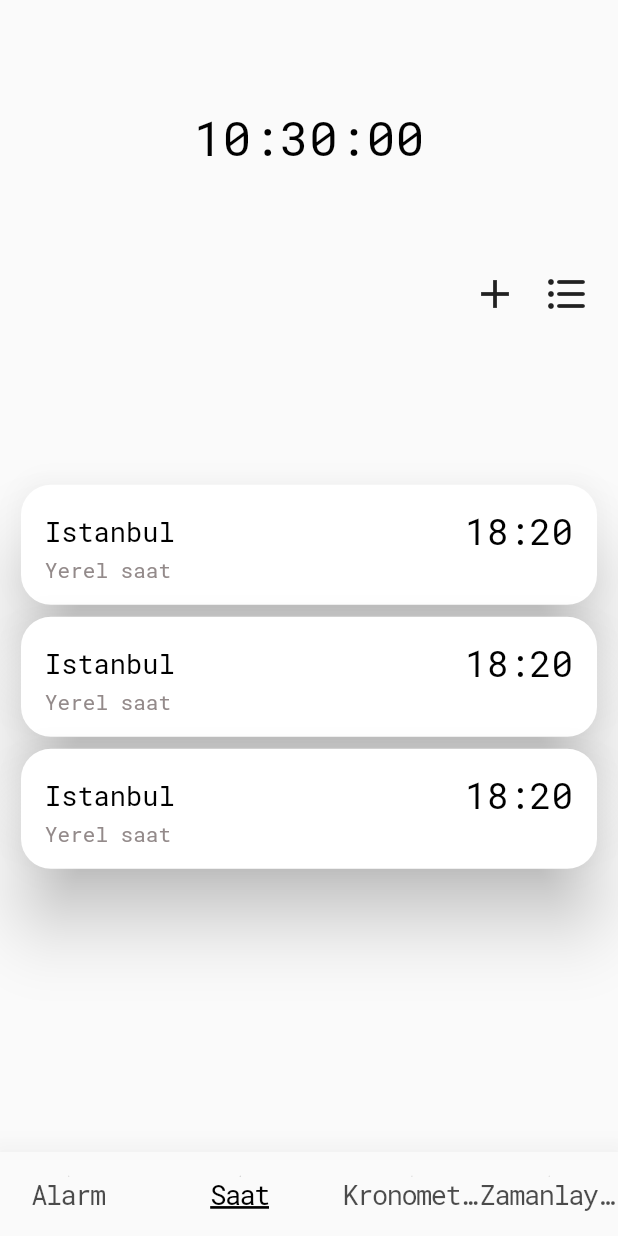
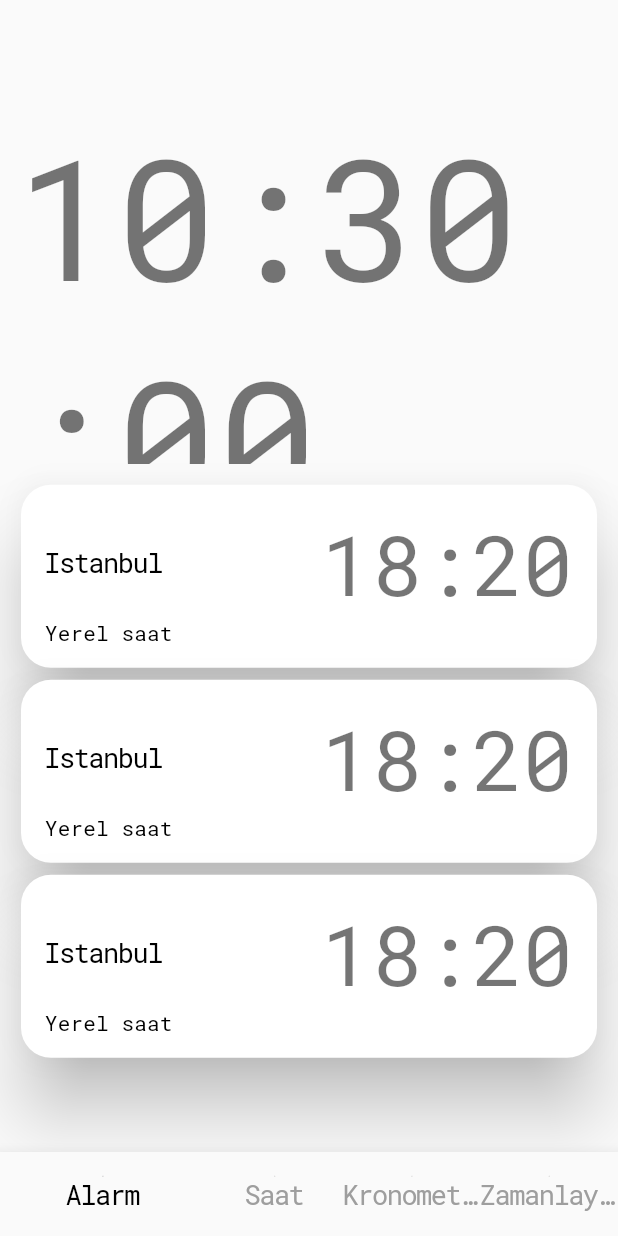
Before and after one commit to MertSaygili/Clock-Project, a Flutter app: the screen it shows after launch, swiped to page 2, on a phone screen of 412 x 824 dp. Run offline on Flutter 3.47's test engine with Material 2 defaults, Android fonts, the light colour scheme and no system bars.

Commit message:
trying new

```diff
--- a/lib/constants/constants.dart
+++ b/lib/constants/constants.dart
@@ -6,6 +6,12 @@ class IconItems {
   final Icon addIcon = Icon(Icons.add, size: FontSizes().sizeMaxXX);
   final Icon settingsIcon =
       Icon(Icons.format_list_bulleted_rounded, size: FontSizes().sizeMaxXX);
+}
+
+class AllColors {
+  final Color colorTransparent = Colors.transparent;
+  final Color colorBlack = Colors.black;
+  final Color colorGrey = Colors.grey;
 }
 
 class FontSizes {
--- a/lib/main.dart
+++ b/lib/main.dart
@@ -1,5 +1,5 @@
 import 'package:clock_project/styles/theme/custom_theme.dart';
-import 'package:clock_project/ui/view/home_page.dart';
+import 'package:clock_project/ui/view/home1_page.dart';
 import 'package:flutter/material.dart';
 
 // timezone->https://pub.dev/packages/timezone
@@ -17,8 +17,8 @@ class MyApp extends StatelessWidget {
   Widget build(BuildContext context) {
     return MaterialApp(
       title: 'Clock App',
-      theme: customTheme(),
-      home: const HomePageView(),
+      theme: CustomTheme().theme,
+      home: const Home1PageView(),
     );
   }
 }
--- a/lib/styles/theme/custom_theme.dart
+++ b/lib/styles/theme/custom_theme.dart
@@ -1,78 +1,28 @@
+import 'package:clock_project/constants/constants.dart';
 import 'package:flutter/material.dart';
 
-import '../../constants/constants.dart';
+class CustomTheme {
+  late final ThemeData theme;
+  late final FontSizes _fontSizes;
+  late final AllColors _colors;
 
-ThemeData customTheme() {
-  final ThemeData theme = ThemeData.light();
-  final FontSizes fontSizes = FontSizes();
+  CustomTheme() {
+    _fontSizes = FontSizes();
+    _colors = AllColors();
+    theme = ThemeData(
+      fontFamily: 'RobotoMono',
+      textTheme: _textStyles(),
+    );
+  }
 
-  return theme.copyWith(
-    textTheme: _textTheme(theme.textTheme, fontSizes),
-    colorScheme: _colorScheme,
-  );
+  TextTheme _textStyles() {
+    return TextTheme(
+      headline3: TextStyle(
+        fontSize: _fontSizes.sizeNormal,
+        fontWeight: FontWeight.w400,
+        letterSpacing: -1,
+        color: _colors.colorBlack,
+      ),
+    );
+  }
 }
-
-TextTheme _textTheme(TextTheme textTheme, FontSizes fontSizes) {
-  return textTheme
-      .copyWith(
-        headline1: textTheme.headline1?.copyWith(
-          fontWeight: FontWeight.w500,
-          fontSize: fontSizes.sizeMaxXX,
-        ),
-        headline2: textTheme.headline2?.copyWith(
-          fontWeight: FontWeight.w500,
-          fontSize: fontSizes.sizeMax,
-        ),
-        headline3: textTheme.headline3?.copyWith(
-          fontWeight: FontWeight.w400,
-          fontSize: fontSizes.sizeNormal,
-          letterSpacing: 0,
-        ),
-        subtitle2: textTheme.subtitle2?.copyWith(
-          fontWeight: FontWeight.w400,
-          fontSize: fontSizes.sizeMin,
-          letterSpacing: 0,
-        ),
-        caption: textTheme.caption?.copyWith(
-          fontWeight: FontWeight.w500,
-          fontSize: fontSizes.sizeNormal,
-          letterSpacing: -1,
-        ),
-        button: textTheme.button?.copyWith(
-          fontWeight: FontWeight.w400,
-          fontSize: fontSizes.sizeNormal,
-          letterSpacing: 0,
-        ),
-      )
-      .apply(
-        fontFamily: 'RobotoMono',
-        displayColor: colorDark900,
-        bodyColor: colorGrayLight,
-      );
-}
-
-const ColorScheme _colorScheme = ColorScheme(
-  primary: colorWhite100,
-  secondary: colorWhite,
-  surface: shrineSurfaceWhite,
-  background: shrineBackgroundWhite,
-  error: shrineErrorRed,
-  onPrimary: colorDark900,
-  onSecondary: colorDark900,
-  onSurface: colorDark900,
-  onBackground: colorDark900,
-  onError: shrineSurfaceWhite,
-  brightness: Brightness.light,
-);
-
-const Color colorWhite = Color.fromARGB(255, 206, 201, 200);
-const Color colorWhite100 = Color.fromARGB(255, 224, 224, 224);
-
-const Color colorDark900 = Color.fromARGB(255, 0, 0, 0);
-const Color colorDark600 = Color.fromARGB(255, 59, 59, 59);
-const Color colorGrayLight = Color.fromARGB(255, 147, 138, 138);
-
-const Color shrineErrorRed = Color(0xFFC5032B);
-
-const Color shrineSurfaceWhite = Color(0xFFFFFBFA);
-const Color shrineBackgroundWhite = Colors.white;
--- /dev/null
+++ b/lib/ui/view/home1_page.dart
@@ -0,0 +1,112 @@
+import 'package:clock_project/constants/constants.dart';
+import 'package:clock_project/ui/view/stopwatch_page.dart';
+import 'package:flutter/material.dart';
+
+import 'clock_page.dart';
+
+class Home1PageView extends StatefulWidget {
+  const Home1PageView({Key? key}) : super(key: key);
+
+  @override
+  State<Home1PageView> createState() => _Home1PageViewState();
+}
+
+class _Home1PageViewState extends State<Home1PageView> {
+  late final PageController _controller;
+  final int _currentIndex = 0;
+
+  @override
+  void initState() {
+    super.initState();
+    _controller = PageController();
+  }
+
+  @override
+  void dispose() {
+    super.dispose();
+  }
+
+  @override
+  Widget build(BuildContext context) {
+    return Scaffold(
+      bottomNavigationBar: CustomBottomNavigationBar(
+        controller: _controller,
+        currentIndex: _currentIndex,
+      ),
+      body: PageView(
+        controller: _controller,
+        physics: const NeverScrollableScrollPhysics(),
+        onPageChanged: _setNewPage,
+        children: const [
+          Text('sss'),
+          ClockPageView(),
+          StopWatchPageView(),
+          Text('asdas'),
+        ],
+      ),
+    );
+  }
+
+  void _setNewPage(int index) {
+    setState(() => index = _currentIndex);
+  }
+}
+
+class CustomBottomNavigationBar extends StatefulWidget {
+  const CustomBottomNavigationBar(
+      {Key? key, required this.controller, required this.currentIndex})
+      : super(key: key);
+
+  final PageController controller;
+  final int currentIndex;
+
+  @override
+  State<CustomBottomNavigationBar> createState() =>
+      _CustomBottomNavigationBarState();
+}
+
+class _CustomBottomNavigationBarState extends State<CustomBottomNavigationBar> {
+  final String _textAlarm = 'Alarm';
+  final String _textSaat = 'Saat';
+  final String _textKronometre = 'Kronometre';
+  final String _textZamanlayici = 'Zamanlayici';
+
+  @override
+  Widget build(BuildContext context) {
+    final AllColors _colors = AllColors();
+    final textTheme = Theme.of(context).textTheme;
+
+    return BottomNavigationBar(
+      currentIndex: widget.currentIndex,
+      showSelectedLabels: true,
+      showUnselectedLabels: true,
+      backgroundColor: _colors.colorTransparent,
+      selectedItemColor: _colors.colorBlack,
+      unselectedItemColor: _colors.colorGrey,
+      selectedLabelStyle: textTheme.headline3,
+      unselectedLabelStyle: textTheme.headline3,
+      onTap: _onTap,
+      items: [
+        _bottomNavigationBarItem(null, _textAlarm),
+        _bottomNavigationBarItem(null, _textSaat),
+        _bottomNavigationBarItem(null, _textKronometre),
+        _bottomNavigationBarItem(null, _textZamanlayici),
+      ],
+    );
+  }
+
+  BottomNavigationBarItem _bottomNavigationBarItem(Icon? icon, String text) {
+    return BottomNavigationBarItem(
+      icon: icon ?? IconItems().nullIcon,
+      label: text,
+    );
+  }
+
+  void _onTap(int index) {
+    widget.controller.animateToPage(
+      index,
+      duration: const Duration(milliseconds: 400),
+      curve: Curves.ease,
+    );
+  }
+}
--- a/lib/ui/view/home_page.dart
+++ b/lib/ui/view/home_page.dart
@@ -56,24 +56,17 @@ class _HomePageViewState extends State<HomePageView> {
   }
 
   BottomNavigationBar _bottomNavigationBar() {
-    final colorScheme = Theme.of(context).colorScheme;
-    final textTheme = Theme.of(context).textTheme;
-
     return BottomNavigationBar(
-      currentIndex: _currentIndex,
-      elevation: _elevation,
-      type: BottomNavigationBarType.shifting,
-      enableFeedback: true,
       showSelectedLabels: true,
       showUnselectedLabels: true,
-      backgroundColor: colorScheme.surface,
-      selectedItemColor: colorScheme.onSurface,
-      unselectedItemColor: colorScheme.onSurface.withOpacity(.70),
-      selectedLabelStyle: textTheme.caption?.copyWith(
-        decoration: TextDecoration.underline,
-        decorationThickness: 2,
-      ),
-      unselectedLabelStyle: textTheme.caption,
+      backgroundColor: Colors.transparent,
+      selectedItemColor: Colors.black,
+      unselectedItemColor: Colors.grey,
+      unselectedLabelStyle: Theme.of(context).textTheme.headline3,
+      selectedLabelStyle: Theme.of(context).textTheme.headline3?.copyWith(
+            decoration: TextDecoration.underline,
+            decorationThickness: 2,
+          ),
       onTap: _onTap,
       items: [
         _bottomNavigationBarItem(_textAlarm),
@@ -103,7 +96,3 @@ class _HomePageViewState extends State<HomePageView> {
     setState(() => _currentIndex = index);
   }
 }
-
-enum TabBarItems { Alarm, Saat, Kronometre, Zamanlayici }
-
-extension TabBarExtension on TabBarItems {}
```
